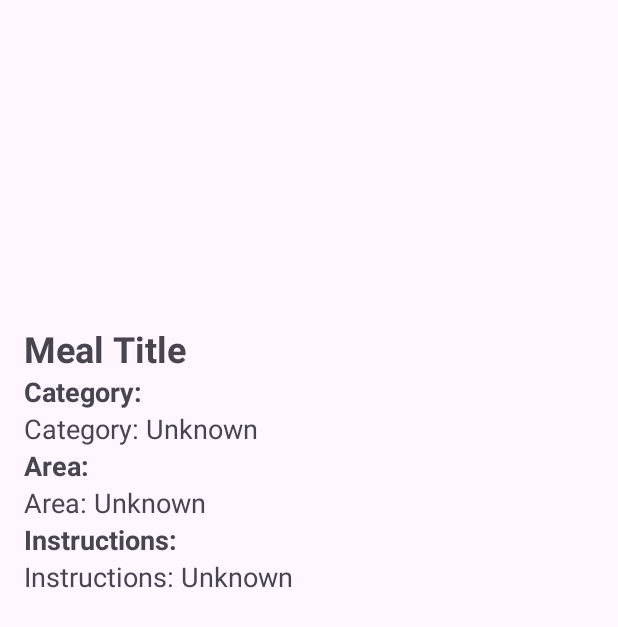
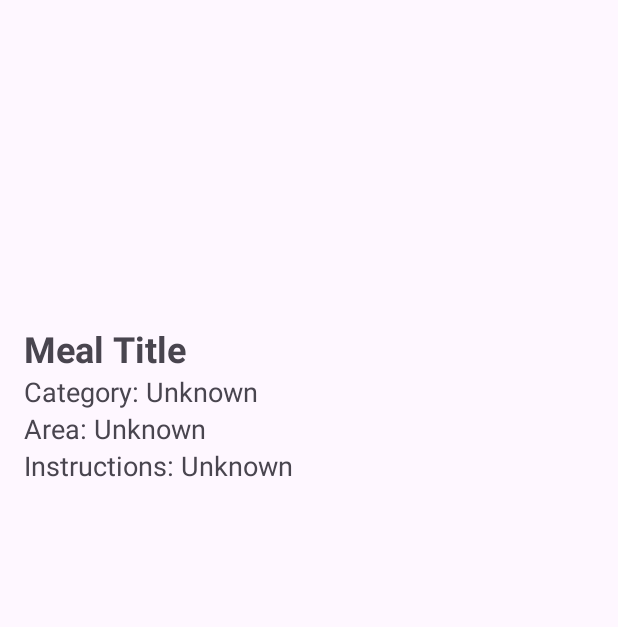
Before and after one commit to elisathRS/RecipesApp, an Android app: the layout activity_meal_details.xml on its own in the app's theme, with its tools: preview values and no code run, on a phone screen of 412 x 824 dp. Shown: the top 627 px of the screen. Run offline under Robolectric (Android 15) with nearby library versions, the phone set to English and light mode, and no system bars.

Commit message:
Revert "Updated Recipe Details"
This reverts commit e6657b33ca61dc75f8c3d69d8609e5b94fee24e1.

```diff
--- a/app/src/main/res/layout/activity_main.xml
+++ b/app/src/main/res/layout/activity_main.xml
@@ -18,6 +18,8 @@
         android:layout_height="wrap_content" />
 
 
+
+
     <androidx.recyclerview.widget.RecyclerView
         android:id="@+id/recyclerView"
         android:layout_width="match_parent"
--- a/app/src/main/res/layout/activity_meal_details.xml
+++ b/app/src/main/res/layout/activity_meal_details.xml
@@ -23,60 +23,26 @@
         tools:text="Meal Title" />
 
     <TextView
-        android:id="@+id/categoryLabelTextView"
-        android:layout_width="wrap_content"
-        android:layout_height="wrap_content"
-        android:layout_below="@+id/mealNameTextView"
-        android:text="Category:"
-        android:textSize="18sp"
-        android:textStyle="bold" />
-
-    <TextView
         android:id="@+id/categoryTextView"
         android:layout_width="wrap_content"
         android:layout_height="wrap_content"
-        android:layout_below="@id/categoryLabelTextView"
+        android:layout_below="@id/mealNameTextView"
         android:textSize="18sp"
         tools:text="Category: Unknown" />
-
-    <TextView
-        android:id="@+id/areaLabelTextView"
-        android:layout_width="wrap_content"
-        android:layout_height="wrap_content"
-        android:layout_below="@id/categoryTextView"
-        android:text="Area:"
-        android:textSize="18sp"
-        android:textStyle="bold" />
 
     <TextView
         android:id="@+id/areaTextView"
         android:layout_width="wrap_content"
         android:layout_height="wrap_content"
-        android:layout_below="@+id/areaLabelTextView"
+        android:layout_below="@id/categoryTextView"
         android:textSize="18sp"
         tools:text="Area: Unknown" />
 
     <TextView
-        android:id="@+id/instructionsLabelTextView"
+        android:id="@+id/instructionsTextView"
         android:layout_width="wrap_content"
         android:layout_height="wrap_content"
         android:layout_below="@id/areaTextView"
-        android:text="Instructions:"
         android:textSize="18sp"
-        android:textStyle="bold" />
-
-    <!-- ScrollView containing instructions -->
-    <ScrollView
-        android:layout_width="match_parent"
-        android:layout_height="wrap_content"
-        android:layout_below="@id/instructionsLabelTextView">
-
-        <!-- Actual instructions TextView -->
-        <TextView
-            android:id="@+id/instructionsTextView"
-            android:layout_width="match_parent"
-            android:layout_height="wrap_content"
-            android:textSize="18sp"
-            tools:text="Instructions: Unknown" />
-    </ScrollView>
+        tools:text="Instructions: Unknown" />
 </RelativeLayout>
```
